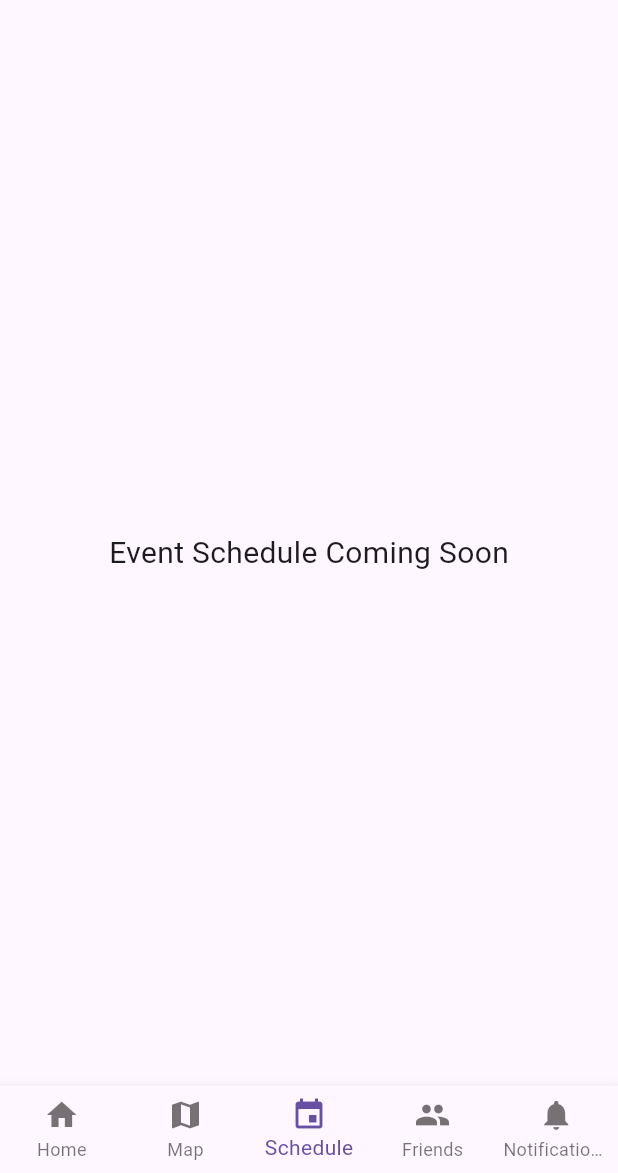
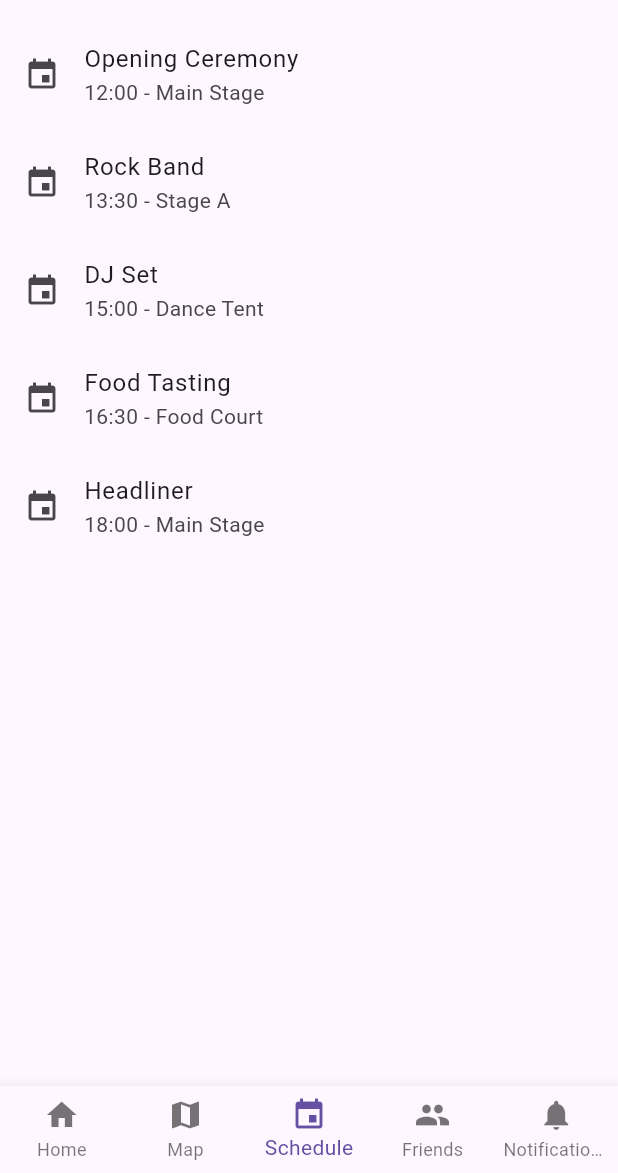
Before and after one commit to bobotiq/Festival-Companion, a Flutter app: the screen it shows after launch, item 3 of the bottom bar chosen, on a phone screen of 412 x 824 dp, the part 63-1236 px from its top. Run offline on Flutter 3.47's test engine with Material 3 defaults, Android fonts, the phone set to English and light mode, and no system bars.

Commit message:
Add static event schedule

```diff
--- a/lib/main.dart
+++ b/lib/main.dart
@@ -79,10 +79,26 @@
 }
 
 class ScheduleScreen extends StatelessWidget {
+  final List<Map<String, String>> events = [
+    {"time": "12:00", "title": "Opening Ceremony", "stage": "Main Stage"},
+    {"time": "13:30", "title": "Rock Band", "stage": "Stage A"},
+    {"time": "15:00", "title": "DJ Set", "stage": "Dance Tent"},
+    {"time": "16:30", "title": "Food Tasting", "stage": "Food Court"},
+    {"time": "18:00", "title": "Headliner", "stage": "Main Stage"},
+  ];
+
   @override
   Widget build(BuildContext context) {
-    return Center(
-      child: Text('Event Schedule Coming Soon', style: TextStyle(fontSize: 20)),
+    return ListView.builder(
+      itemCount: events.length,
+      itemBuilder: (context, index) {
+        final event = events[index];
+        return ListTile(
+          leading: Icon(Icons.event),
+          title: Text(event["title"] ?? ""),
+          subtitle: Text('${event["time"]} - ${event["stage"]}'),
+        );
+      },
     );
   }
 }
```
